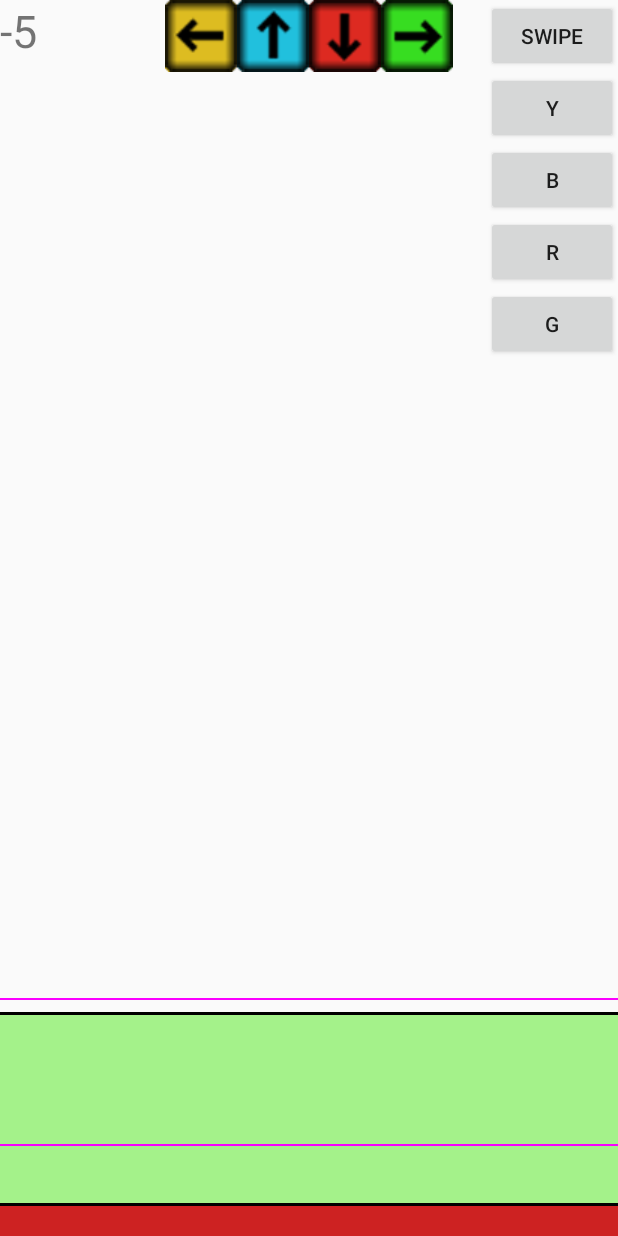
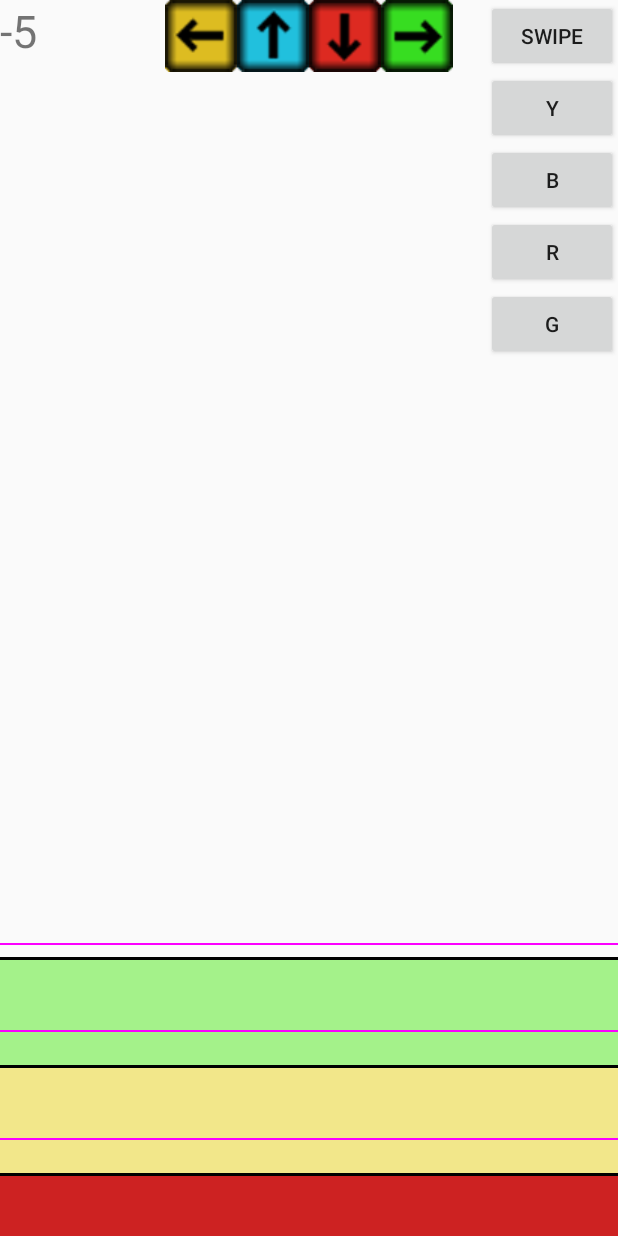
Before and after one commit to Huzzari/Slice, an Android app: the GameActivity screen opened directly, with no data from a screen before it, after a tap on an icon or button, on a phone screen of 412 x 824 dp. Run offline under Robolectric (Android 15) with nearby library versions, the phone set to English and light mode, and no system bars.

Commit message:
3 part scoring

```diff
--- a/app/src/main/java/pancakeninjas/sliceproject/GameActivity.java
+++ b/app/src/main/java/pancakeninjas/sliceproject/GameActivity.java
@@ -27,7 +27,7 @@ public class GameActivity extends AppCompatActivity {
     int count, count2;
     int speed = 2000;
     int cap = 30;
-    int delay = 250;
+    int delay = 400;
     float endPoint;
     TranslateAnimation animation;
     ObjectAnimator anim;
@@ -36,7 +36,7 @@ public class GameActivity extends AppCompatActivity {
     ArrayList<ImageView> cubeArray;
     ArrayList<ImageView> deleteCubeArray;
     ImageView colour;
-    LinearLayout cubes, scoreZone, scoreTop, scoreBottom, divideBottom;
+    LinearLayout cubes, scoreZone, scoreTop, scoreBottom, divideBottom, halfBottom;
     TextView score;
     RelativeLayout mainLayout;
 
@@ -56,6 +56,7 @@ public class GameActivity extends AppCompatActivity {
         scoreTop = (LinearLayout) findViewById(R.id.scoreLineTop);
         scoreBottom = (LinearLayout) findViewById(R.id.scoreLineBottom);
         divideBottom = (LinearLayout) findViewById(R.id.divider1);
+        halfBottom = (LinearLayout) findViewById(R.id.halfBottom);
         score = (TextView) findViewById(R.id.scoreText);
         blueButton = (Button) findViewById(R.id.bButton);
         redButton = (Button) findViewById(R.id.rButton);
@@ -126,26 +127,32 @@ public class GameActivity extends AppCompatActivity {
             //copy the first cube
             ImageView temp = cubeArray.get(0);
 
-            Log.d("Test","Cube = " + temp.getY());
-            Log.d("Test", "Top = " + scoreTop.getY() + "Bottom = " + scoreBottom.getY());
+            //Log.d("Test","Cube = " + temp.getY());
+            //Log.d("Test", "Top = " + scoreTop.getY() + "Bottom = " + scoreBottom.getY());
 
             //if the cube is in the score zone
             if ((temp.getY() > scoreTop.getY()) && (temp.getY() < scoreBottom.getY())) {
-                Log.d("CheckIfScore", "score!");
+                Log.d("CheckIfScore", "Full score!");
                 //remove cube from screen and place it into the deleteCubeArray
                 stopCube();
                 //increase player score
                 playerScore += 10;
                 score.setText(""+playerScore);
-                Log.d("CheckIfScore", "score end");
-            } else {//cube is not in the score zone
+            }
+            else if((temp.getY() > scoreBottom.getY()) && (temp.getY() < halfBottom.getY())){
+                Log.d("CheckIfScore", "Half score!");
+                //remove cube from screen and place it into the deleteCubeArray
+                stopCube();
+                //increase player score
+                playerScore += 5;
+                score.setText(""+playerScore);
+            }
+            else{//cube is not in the score zone
                 Log.d("CheckIfScore", "oops, you missed!");
                 //decrease player score
                 playerScore-= 5;
                 score.setText(""+playerScore);
-                Log.d("CheckIfScore", "miss end");
             }
-            Log.d("deleteCube", "not empty");
         }
     }
 
@@ -184,7 +191,6 @@ public class GameActivity extends AppCompatActivity {
         Log.d("moveCube", "count = " + count);
         //int[] location = new int[2];
         //cube1.getLocationOnScreen(location);
-        Log.d("moveCube", "Test2");
         ImageView newCube;
 
         switch(v.getId()){
@@ -242,12 +248,10 @@ public class GameActivity extends AppCompatActivity {
         cubeArray.add(newCube);
         mainLayout.addView(newCube);
 
-        Log.d("moveCube", "Test3");
-
         //LinearInterpolator linInt = new LinearInterpolator();
 
         //animator for the cube
-        anim = ObjectAnimator.ofFloat(newCube, "Y", 0, scoreBottom.getY()).setDuration(2000);
+        anim = ObjectAnimator.ofFloat(newCube, "Y", 0, halfBottom.getY()).setDuration(speed);
         //animator listener
         anim.addListener(new Animator.AnimatorListener() {
 
@@ -293,11 +297,7 @@ public class GameActivity extends AppCompatActivity {
                 Log.d("animationListener","animation cancel");
             }
         });
-
-
-        Log.d("moveCube", "Test5");
         anim.start();
-        Log.d("moveCube", "Test6");
     }//end of yellowCube
 
     //~~~~~~~~~~~~~~~~~~~~~~~~~~~~~~~~~~~~~~~~~~~~~~~~~~~~~~~~~~~~~~~~~~~~~~~~~~~~~~~~~~~~~~~~~~~~~~~~~~~~~~~~~~~~~~~~~~~~~~~~~~
--- a/app/src/main/res/layout/activity_game.xml
+++ b/app/src/main/res/layout/activity_game.xml
@@ -107,7 +107,7 @@
     <LinearLayout
         android:orientation="horizontal"
         android:layout_width="match_parent"
-        android:layout_height="125dp"
+        android:layout_height="70dp"
         android:background="#733ae600"
         android:id="@+id/scoreField"
         android:layout_above="@+id/divider1"
@@ -119,7 +119,7 @@
     <LinearLayout
         android:orientation="horizontal"
         android:layout_width="match_parent"
-        android:layout_height="20dp"
+        android:layout_height="40dp"
         android:background="#dcc70000"
         android:layout_alignParentBottom="true"
         android:layout_centerHorizontal="true"
@@ -131,7 +131,7 @@
         android:layout_height="2dp"
         android:background="#000000"
         android:id="@+id/divider1"
-        android:layout_above="@+id/failField"
+        android:layout_above="@+id/halfField"
         android:layout_alignParentStart="true"></LinearLayout>
 
     <LinearLayout
@@ -158,9 +158,39 @@
         android:layout_height="1dp"
         android:background="#fb00ff"
         android:id="@+id/scoreLineBottom"
+        android:layout_above="@+id/divider1"
+        android:layout_alignParentStart="true"
+        android:layout_marginBottom="22dp" />
+
+    <LinearLayout
+        android:orientation="horizontal"
+        android:layout_width="match_parent"
+        android:layout_height="70dp"
+        android:background="#73E6CF00"
+        android:layout_above="@+id/divider2"
+        android:layout_alignParentStart="true"
+        android:id="@+id/halfField">
+
+    </LinearLayout>
+
+    <LinearLayout
+        android:orientation="vertical"
+        android:layout_width="match_parent"
+        android:layout_height="2dp"
+        android:background="#000000"
+        android:id="@+id/divider2"
         android:layout_above="@+id/failField"
-        android:layout_alignParentStart="true"
-        android:layout_marginBottom="40dp" />
+        android:layout_centerHorizontal="true" />
+
+    <LinearLayout
+        android:orientation="vertical"
+        android:layout_width="match_parent"
+        android:layout_height="1dp"
+        android:background="#fb00ff"
+        android:id="@+id/halfBottom"
+        android:layout_marginBottom="22dp"
+        android:layout_above="@+id/divider2"
+        android:layout_alignParentStart="true" />
 
 
 </RelativeLayout>
```
